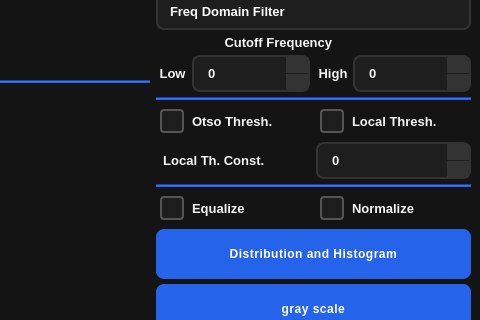
First picture: the form in untitled.ui, repository Ziadmohammed200/Filtering-and-edge-detection, before the edit; both pictures show x 586 to 1066 and y 234 to 554 of the 1066 by 653 pixel window.
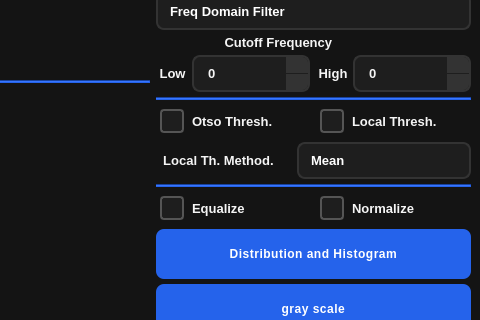
Second picture: the form after the edit. Icons and pictures are not drawn. Custom widgets are drawn as their Qt base class.

Commit message: added local method combobox

```diff
--- a/untitled.ui
+++ b/untitled.ui
@@ -668,18 +668,22 @@
                </sizepolicy>
               </property>
               <property name="text">
-               <string>  Local Th. Const.</string>
+               <string>  Local Th. Method.</string>
               </property>
              </widget>
             </item>
             <item>
-             <widget class="QSpinBox" name="spinBox_threshconst">
-              <property name="minimumSize">
-               <size>
-                <width>118</width>
-                <height>20</height>
-               </size>
-              </property>
+             <widget class="QComboBox" name="comboBox_localmethod">
+              <item>
+               <property name="text">
+                <string>Mean</string>
+               </property>
+              </item>
+              <item>
+               <property name="text">
+                <string>Gaussian</string>
+               </property>
+              </item>
              </widget>
             </item>
            </layout>
```
The commit also changes 1 other file.
